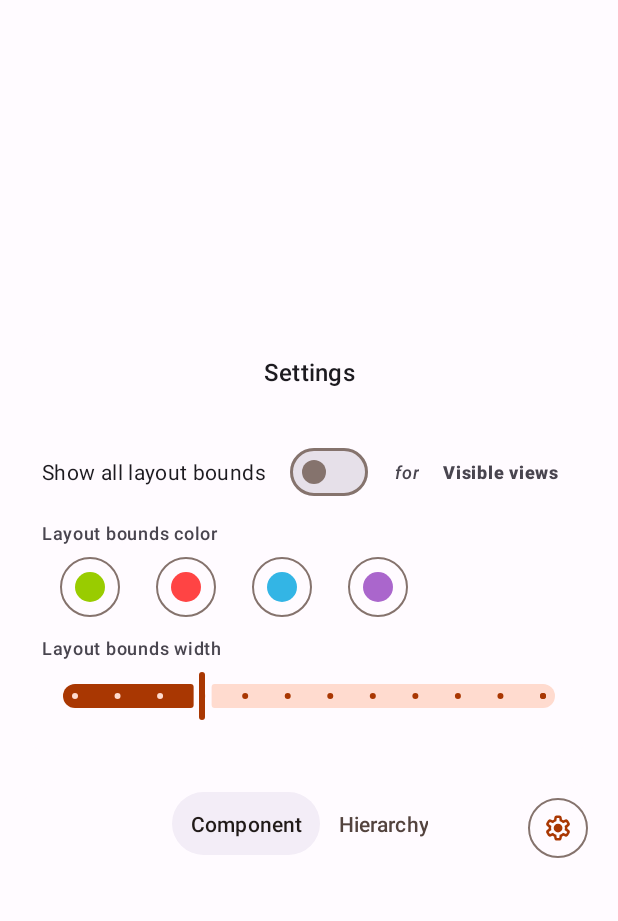
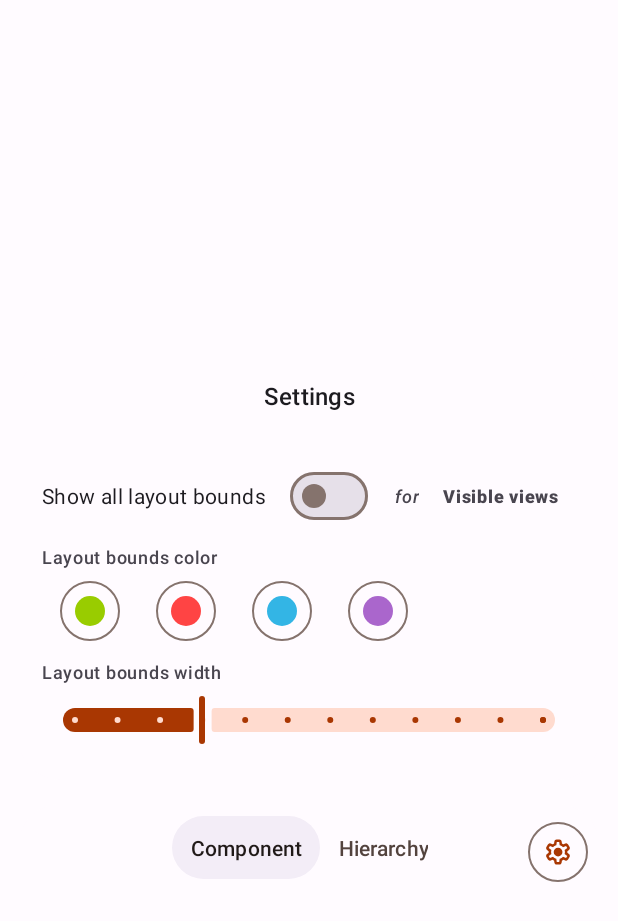
Before and after one commit to DrHowdyDoo/LayoutInspector, an Android app: the layout assistant_layout.xml on its own in the app's theme, with its tools: preview values and no code run, on a phone screen of 412 x 824 dp. Shown: the top 921 px of the screen. Run offline under Robolectric (Android 15) with nearby library versions, the phone set to English and light mode, and no system bars.

Commit message:
fix assist ui showing under navigation bar

```diff
--- a/app/src/main/java/com/drhowdydoo/layoutinspector/service/AssistSession.java
+++ b/app/src/main/java/com/drhowdydoo/layoutinspector/service/AssistSession.java
@@ -107,7 +107,6 @@ public class AssistSession extends VoiceInteractionSession {
         tabLayout = mAssistantView.findViewById(R.id.tabLayout);
         settingsCard = mAssistantView.findViewById(R.id.settings_layout);
 
-
         setUpAnimations();
         setUpViewPagerWithTab();
         setUpClickListeners();
@@ -116,6 +115,7 @@ public class AssistSession extends VoiceInteractionSession {
 
         return mAssistantView;
     }
+
 
     private void setUpSettings() {
         Slider widthSlider = settingsCard.findViewById(R.id.widthSlider);
--- a/app/src/main/java/com/drhowdydoo/layoutinspector/ui/DrawableFrameLayout.java
+++ b/app/src/main/java/com/drhowdydoo/layoutinspector/ui/DrawableFrameLayout.java
@@ -10,6 +10,7 @@ import android.graphics.Paint;
 import android.graphics.PorterDuff;
 import android.graphics.Rect;
 import android.util.AttributeSet;
+import android.view.WindowInsets;
 import android.widget.FrameLayout;
 
 import androidx.annotation.NonNull;
@@ -81,6 +82,18 @@ public class DrawableFrameLayout extends FrameLayout {
     }
 
     @Override
+    public WindowInsets onApplyWindowInsets(WindowInsets insets) {
+        insets = super.onApplyWindowInsets(insets);
+
+        setPadding(insets.getSystemWindowInsetLeft(),
+                insets.getSystemWindowInsetTop(),
+                insets.getSystemWindowInsetRight(),
+                insets.getSystemWindowInsetBottom());
+
+        return insets;
+    }
+
+    @Override
     protected void onDraw(@NonNull Canvas canvas) {
         super.onDraw(canvas);
         if (rect != null) canvas.drawRect(rect, singleBoundPaint);
--- a/app/src/main/res/layout/assistant_layout.xml
+++ b/app/src/main/res/layout/assistant_layout.xml
@@ -8,29 +8,31 @@
     android:background="#0AFFFFFF"
     android:visibility="invisible"
     tools:visibility="visible"
-    android:layout_gravity="bottom"
     android:animateLayoutChanges="true"
     xmlns:app="http://schemas.android.com/apk/res-auto">
 
+    <androidx.constraintlayout.widget.ConstraintLayout
+        android:layout_width="match_parent"
+        android:layout_height="match_parent">
+
         <com.google.android.material.card.MaterialCardView
             android:id="@+id/card_bg"
-        android:layout_gravity="bottom|center_horizontal"
             style="?attr/materialCardViewFilledStyle"
             android:layout_width="match_parent"
             android:layout_height="272dp"
-        android:layout_marginTop="12dp"
+            android:layout_marginBottom="16dp"
             android:layout_marginHorizontal="12dp"
-        android:layout_marginBottom="32dp"
             app:cardBackgroundColor="?colorSurface"
-        app:cardCornerRadius="28dp">
+            app:cardCornerRadius="28dp"
+            app:layout_constraintBottom_toBottomOf="parent">
 
             <androidx.constraintlayout.widget.ConstraintLayout
                 android:layout_width="match_parent"
                 android:layout_height="match_parent"
-            android:paddingVertical="8dp"
+                android:gravity="center_horizontal"
+                android:orientation="vertical"
                 android:paddingHorizontal="4dp"
-            android:gravity="center_horizontal"
-            android:orientation="vertical">
+                android:paddingVertical="8dp">
 
                 <com.google.android.material.tabs.TabLayout
                     android:id="@+id/tabLayout"
@@ -89,13 +91,16 @@
 
         <include
             android:id="@+id/settings_layout"
-        android:visibility="invisible"
-        tools:visibility="visible"
-        android:layout_gravity="center_horizontal|bottom"
-        android:layout_marginBottom="320dp"
-        android:layout_marginHorizontal="12dp"
             layout="@layout/settings_layout"
             android:layout_width="match_parent"
-        android:layout_height="wrap_content"/>
+            android:layout_height="wrap_content"
+            android:layout_marginHorizontal="12dp"
+            android:layout_marginBottom="16dp"
+            android:visibility="invisible"
+            app:layout_constraintBottom_toTopOf="@+id/card_bg"
+            tools:visibility="visible" />
+
+    </androidx.constraintlayout.widget.ConstraintLayout>
+
 
 </com.drhowdydoo.layoutinspector.ui.DrawableFrameLayout>
```
Lines whose indentation alone changed are shown as unchanged.
